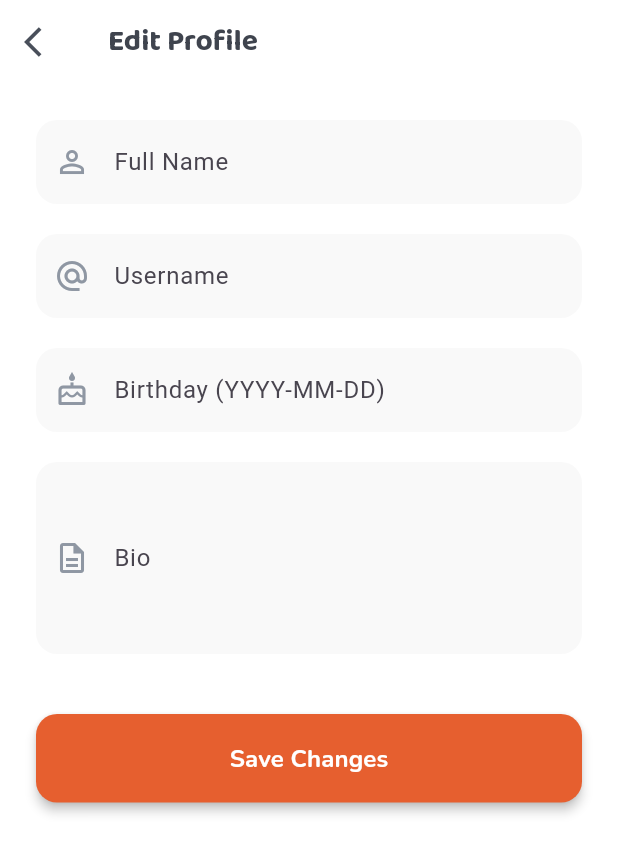
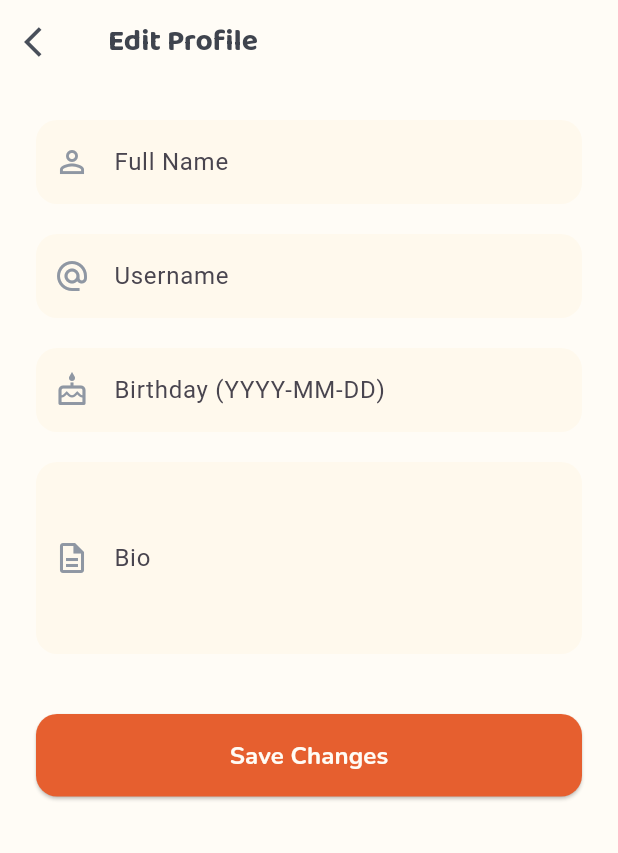
Before and after one commit to dreyyan/soro, a Flutter app: the EditProfile screen opened by its route, on a phone screen of 412 x 824 dp. Shown: the top 853 px of the screen. Run offline on Flutter 3.47's test engine with Material 3 defaults, Android fonts, the phone set to English and light mode, and no system bars; our stand-ins replace file_picker, google_generative_ai, shared_preferences; missing offline and left inert: syncfusion_flutter_pdf; accounts and stored records are empty.

Commit message:
style(profile): update colors

```diff
--- a/lib/screens/profile/edit_profile.dart
+++ b/lib/screens/profile/edit_profile.dart
@@ -87,9 +87,9 @@ class _EditProfileState extends State<EditProfile> {
   @override
   Widget build(BuildContext context) {
     return Scaffold(
-      backgroundColor: Colors.white,
+      backgroundColor: AppColors.secondary_50,
       appBar: AppBar(
-        backgroundColor: Colors.white,
+        backgroundColor: AppColors.secondary_50,
         elevation: 0,
         title: const Text(
           'Edit Profile',
@@ -167,12 +167,12 @@ class _EditProfileState extends State<EditProfile> {
                           onPressed: _isSaving ? null : _saveProfile,
                           style: ElevatedButton.styleFrom(
                             backgroundColor: AppColors.primary_600,
-                            foregroundColor: Colors.white,
-                            padding: const EdgeInsets.symmetric(vertical: 18),
+                            foregroundColor: AppColors.secondary_50,
+                            padding: const EdgeInsets.symmetric(vertical: 16),
                             shape: RoundedRectangleBorder(
                               borderRadius: BorderRadius.circular(14),
                             ),
-                            elevation: 3,
+                            elevation: 1,
                           ),
                           child: _isSaving
                               ? const SizedBox(
@@ -223,7 +223,7 @@ class _EditProfileState extends State<EditProfile> {
           borderSide: BorderSide.none,
         ),
         filled: true,
-        fillColor: const Color(0xFFF9F9F9),
+        fillColor: AppColors.secondary_100,
         contentPadding: const EdgeInsets.symmetric(horizontal: 20, vertical: 16),
       ),
       style: const TextStyle(fontFamily: 'Nunito'),
--- a/lib/screens/profile/settings.dart
+++ b/lib/screens/profile/settings.dart
@@ -18,9 +18,9 @@ class _SettingsState extends State<Settings> {
   @override
   Widget build(BuildContext context) {
     return Scaffold(
-      backgroundColor: Colors.white,
+      backgroundColor: AppColors.secondary_50,
       appBar: AppBar(
-        backgroundColor: Colors.white,
+        backgroundColor: AppColors.secondary_50,
         elevation: 0,
         title: const Text(
           'Settings',
@@ -106,7 +106,7 @@ class _SettingsState extends State<Settings> {
     return Card(
       margin: const EdgeInsets.only(bottom: 8),
       elevation: 0,
-      color: const Color(0xFFF9F9F9),
+      color: AppColors.secondary_100,
       shape: RoundedRectangleBorder(borderRadius: BorderRadius.circular(14)),
       child: ListTile(
         title: Text(
```
Also changed, not shown: lib/screens/profile/change_password.dart (+5 -5 lines).
